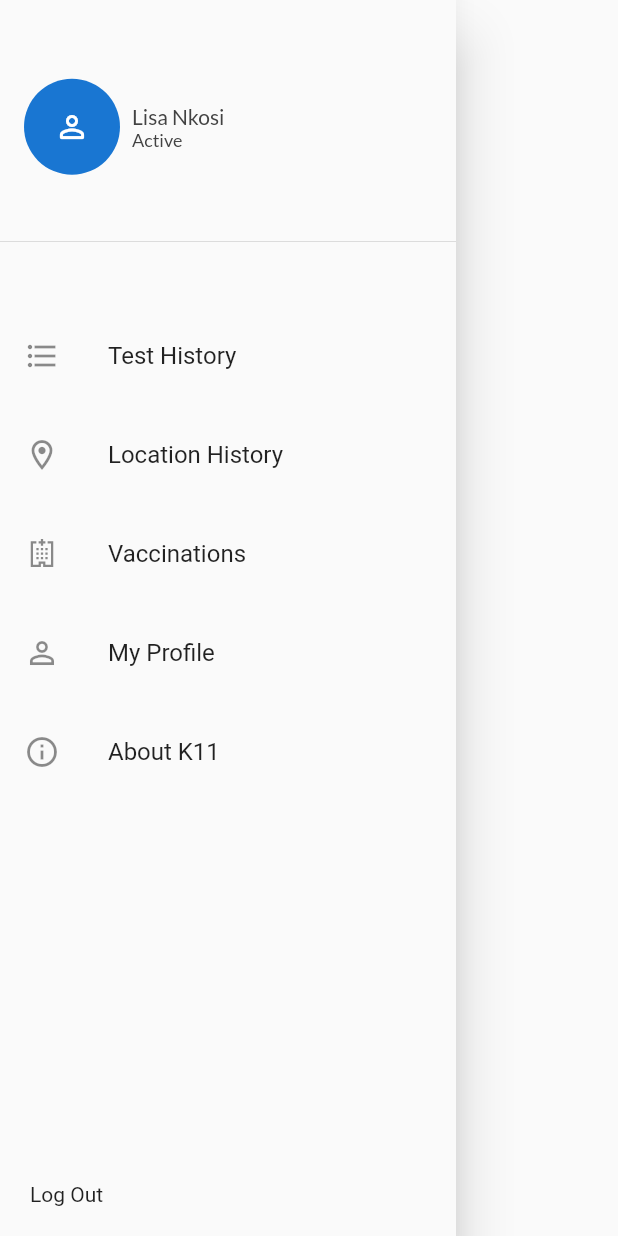
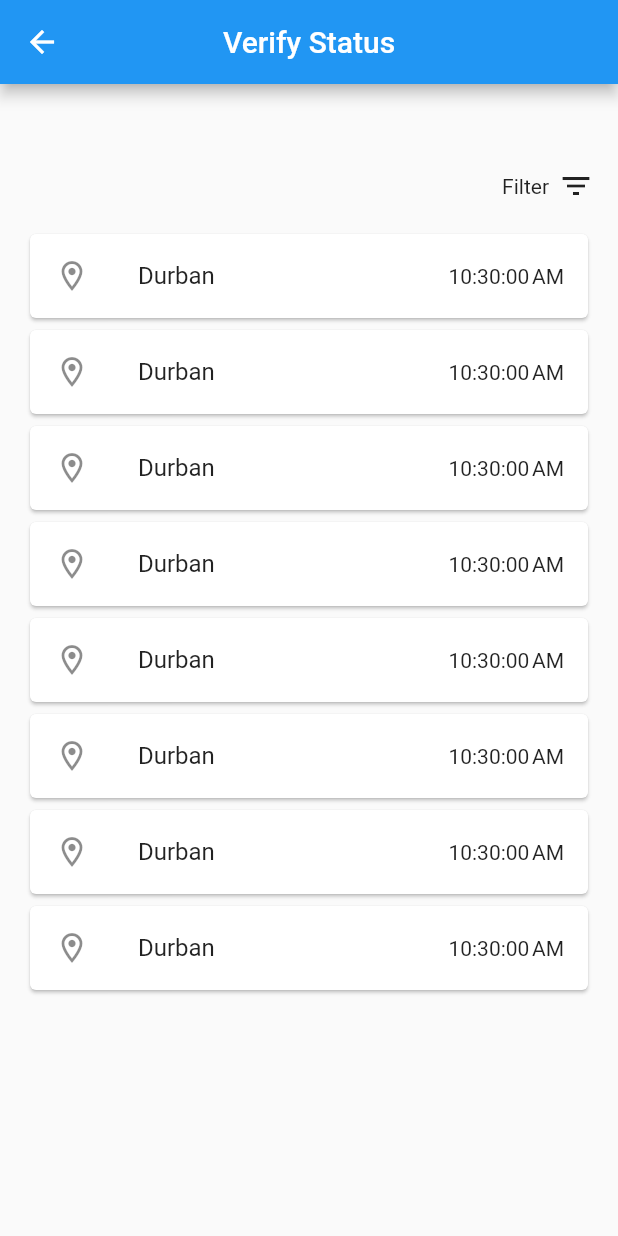
Before and after one commit to efenstakes/k11, a Flutter app: the HomeDrawerWidget widget shown alone on an empty page, opened directly, after a tap on "Location History", on a phone screen of 412 x 824 dp. Run offline on Flutter 3.47's test engine with Material 2 defaults, Android fonts, the light colour scheme and no system bars; our stand-ins replace google_fonts, jiffy, line_icons.

Commit message:
add location history page and add a link to it in the home drawer

```diff
--- a/lib/pages/home/home_drawer.dart
+++ b/lib/pages/home/home_drawer.dart
@@ -1,4 +1,5 @@
 import 'package:flutter/material.dart';
+import 'package:k11/pages/my_location_history/my_location_history.page.dart';
 
 
 import 'package:k11/styles/text_styles.dart';
@@ -69,7 +70,7 @@ class HomeDrawerWidget extends StatelessWidget {
               title: Text(
                 'Test History'
               ),
-              onTap: () {},
+              onTap: ()=> _goToMyTestHistory(context: context),
               isThreeLine: false,
             ),
 
@@ -81,7 +82,7 @@ class HomeDrawerWidget extends StatelessWidget {
               title: Text(
                 'Location History'
               ),
-              onTap: () {},
+              onTap: ()=> _goToMyLocationHistory(context: context),
               isThreeLine: false,
             ),
 
@@ -140,5 +141,21 @@ class HomeDrawerWidget extends StatelessWidget {
         ),
       ),
     );
-  }
+  }// build
+
+
+
+  void _goToMyLocationHistory({ @required BuildContext context }) {
+    Navigator.push(
+      context,
+      MaterialPageRoute(
+        builder: (BuildContext ctx)=> MyLocationHistoryPage()
+      ),
+    );
+  }// _goToMyLocationHistory
+
+  void _goToMyTestHistory({ @required BuildContext context }) {
+
+  }// _goToMyTestHistory
+
 }
--- /dev/null
+++ b/lib/pages/my_location_history/my_location_history.page.dart
@@ -0,0 +1,93 @@
+import 'package:flutter/material.dart';
+import 'package:jiffy/jiffy.dart';
+import 'package:k11/models/location.dart';
+import 'package:k11/models/test.dart';
+import 'package:k11/pages/home/home_drawer.dart';
+import 'package:k11/pages/my_profile/my_profile.page.dart';
+import 'package:k11/pages/verify/verify.page.dart';
+import 'package:line_icons/line_icons.dart';
+
+
+import 'package:k11/widgets/status_card.dart';
+
+import 'package:k11/styles/text_styles.dart';
+
+// data
+import 'package:k11/data/tests_data.dart' as testData;
+import 'package:k11/data/location_data.dart' as locationData;
+import 'package:k11/data/vaccination_data.dart' as vaccinationData;
+
+
+class MyLocationHistoryPage extends StatefulWidget {
+  @override
+  _MyLocationHistoryPageState createState() => _MyLocationHistoryPageState();
+}
+
+class _MyLocationHistoryPageState extends State<MyLocationHistoryPage> {
+  @override
+  Widget build(BuildContext context) {
+    return Scaffold(
+      appBar: AppBar(
+        title: Text(
+          'Verify Status'
+        ),
+        centerTitle: true,
+      ),
+      body: Padding(
+        padding: EdgeInsets.symmetric(
+          horizontal: 16,
+        ),
+        child: ListView(
+          children: [
+
+            SizedBox(height: 56),
+
+            // filter
+            Row(
+              mainAxisAlignment: MainAxisAlignment.end,
+              children: [
+
+                InkWell(
+                  child: Row(
+                    children: [
+
+                      Text(
+                        'Filter'
+                      ),
+                      SizedBox(width: 6),
+                      Icon(
+                        Icons.filter_list_outlined,
+                      ),
+
+                    ],
+                  ),
+                ),
+
+              ],
+            ),
+
+            SizedBox(height: 16),
+
+            // list
+            ...locationData.locations.map((Location location) {
+              return Card(
+                elevation: 1,
+                child: ListTile(
+                  leading: Icon(Icons.location_on_outlined),
+                  title: Text(
+                    location.city,
+                  ),
+                  trailing: Text(
+                    Jiffy(location.when).jms,
+                  ),
+                  isThreeLine: false,
+                ),
+              );
+            }).toList(),
+
+          ],
+        ),
+      ),
+    );
+  }
+}
```
